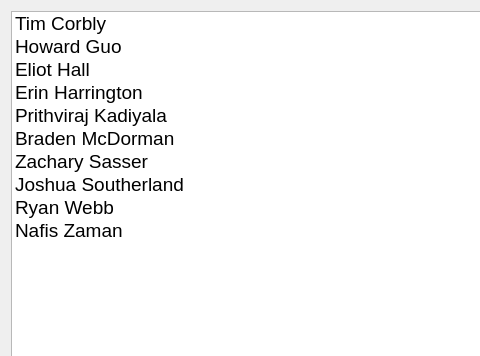
First picture: the form in ui/DeveloperListWidget.ui, repository kipr/botui, before the edit; both pictures show x 0 to 480 and y 0 to 356 of the 800 by 480 pixel window.
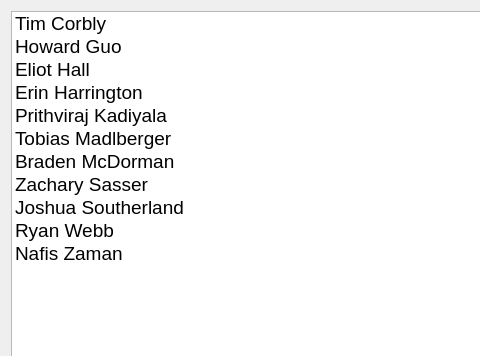
Second picture: the form after the edit.

Commit message: Added Tobias Madlberger to Developer list

Diff of the .ui file:
```diff
--- a/ui/DeveloperListWidget.ui
+++ b/ui/DeveloperListWidget.ui
@@ -64,6 +64,11 @@
          <string>Prithviraj Kadiyala</string>
         </property>
        </item>
+       <item>
+        <property name="text">
+         <string>Tobias Madlberger</string>
+        </property>
+       </item>
        <item>
         <property name="text">
          <string>Braden McDorman</string>
```
Lines whose indentation alone changed are shown as unchanged.
